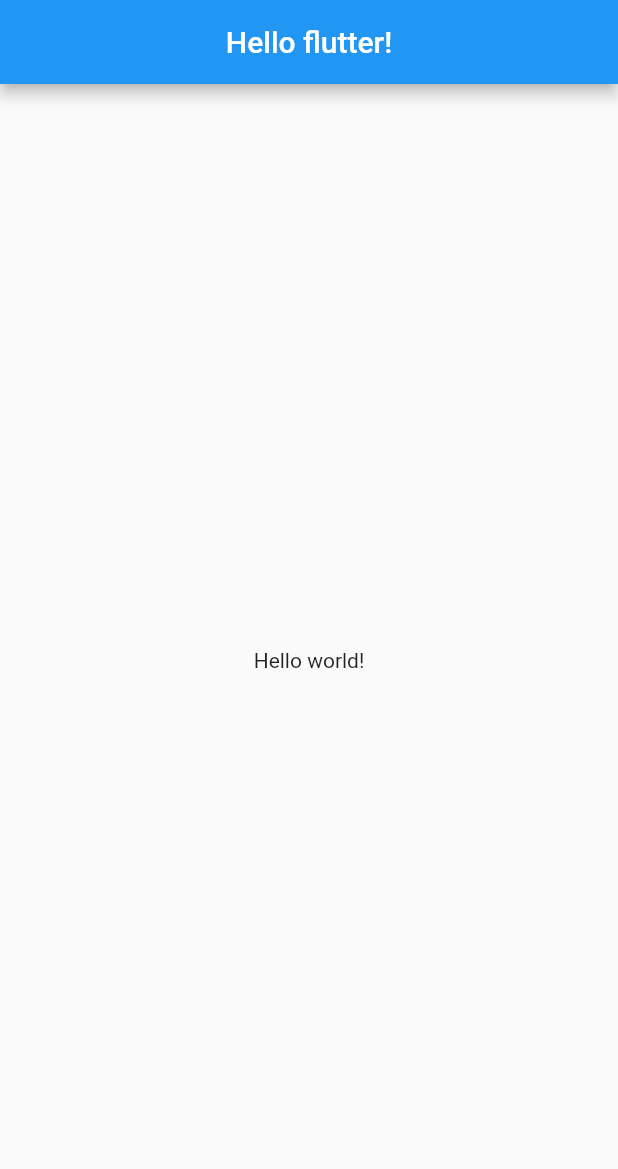
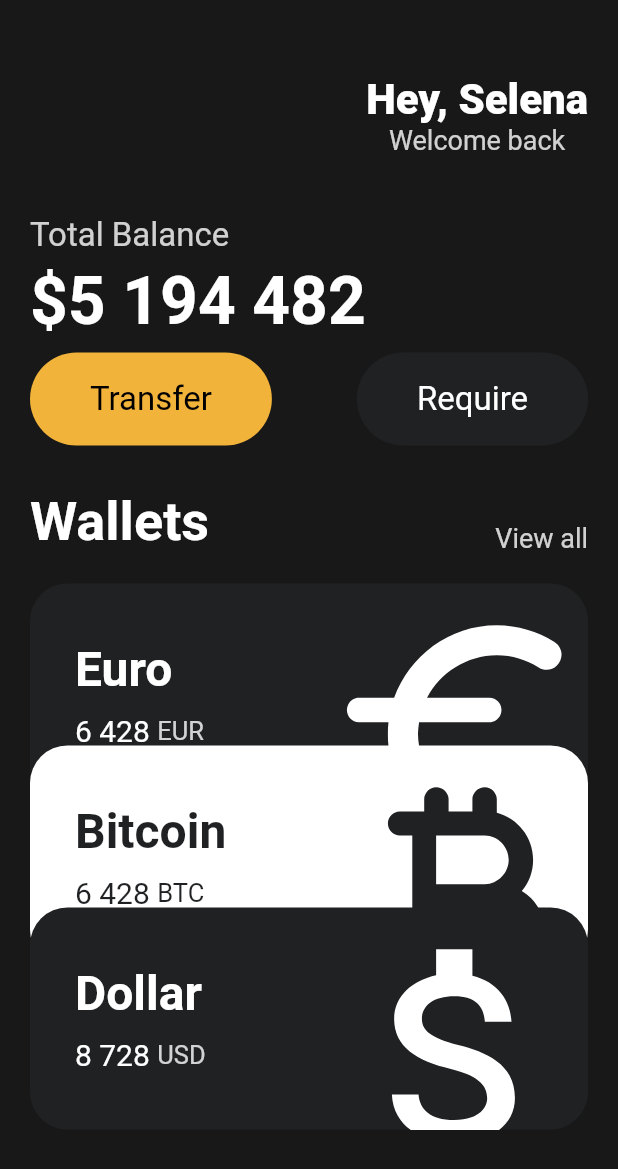
Before and after one commit to Hwang-Junsu/flutter_practice, a Flutter app: the screen it shows after launch, on a phone screen of 412 x 824 dp. Shown: the top 1169 px of the screen. Run offline on Flutter 3.47's test engine with Material 2 defaults, Android fonts, the phone set to English and light mode, and no system bars.

Commit message:
Init: Practice Flutter

```diff
--- a/lib/main.dart
+++ b/lib/main.dart
@@ -1,4 +1,6 @@
 import 'package:flutter/material.dart';
+import 'package:toonflix/widgets/Button.dart';
+import 'package:toonflix/widgets/currency_card.dart';
 
 void main() {
   runApp(App());
@@ -9,12 +11,128 @@ class App extends StatelessWidget {
   Widget build(BuildContext context) {
     return MaterialApp(
       home: Scaffold(
-        appBar: AppBar(
-          centerTitle: true,
-          title: Text('Hello flutter!'),
-        ),
-        body: Center(
-          child: Text('Hello world!'),
+        backgroundColor: const Color(0xFF181818),
+        body: SingleChildScrollView(
+          child: Padding(
+            padding: const EdgeInsets.symmetric(horizontal: 20),
+            child: Column(
+              crossAxisAlignment: CrossAxisAlignment.start,
+              children: [
+                const SizedBox(
+                  height: 50,
+                ),
+                Row(
+                  mainAxisAlignment: MainAxisAlignment.end,
+                  children: [
+                    Column(
+                      crossAxisAlignment: CrossAxisAlignment.end,
+                      children: [
+                        Column(
+                          children: const [
+                            Text(
+                              'Hey, Selena',
+                              style: TextStyle(
+                                  color: Colors.white,
+                                  fontSize: 28,
+                                  fontWeight: FontWeight.w800),
+                            ),
+                            Text(
+                              'Welcome back',
+                              style: TextStyle(
+                                  color: Color.fromRGBO(255, 255, 255, 0.8),
+                                  fontSize: 18),
+                            ),
+                          ],
+                        )
+                      ],
+                    ),
+                  ],
+                ),
+                const SizedBox(
+                  height: 40,
+                ),
+                Text('Total Balance',
+                    style: TextStyle(
+                      fontSize: 22,
+                      color: Colors.white.withOpacity(0.8),
+                    )),
+                const SizedBox(
+                  height: 5,
+                ),
+                const Text('\$5 194 482',
+                    style: TextStyle(
+                      fontSize: 44,
+                      fontWeight: FontWeight.w600,
+                      color: Colors.white,
+                    )),
+                const SizedBox(
+                  height: 8,
+                ),
+                Row(
+                  mainAxisAlignment: MainAxisAlignment.spaceBetween,
+                  children: const [
+                    Button(
+                      text: 'Transfer',
+                      bgColor: Color(0xFFF2B33A),
+                      textColor: Colors.black,
+                    ),
+                    Button(
+                      text: 'Require',
+                      bgColor: Color(0xFF1F2123),
+                      textColor: Colors.white,
+                    )
+                  ],
+                ),
+                const SizedBox(height: 30),
+                Row(
+                  mainAxisAlignment: MainAxisAlignment.spaceBetween,
+                  crossAxisAlignment: CrossAxisAlignment.end,
+                  children: [
+                    const Text(
+                      'Wallets',
+                      style: TextStyle(
+                          color: Colors.white,
+                          fontSize: 36,
+                          fontWeight: FontWeight.w600),
+                    ),
+                    Text(
+                      'View all',
+                      style: TextStyle(
+                        color: Colors.white.withOpacity(0.8),
+                        fontSize: 18,
+                      ),
+                    ),
+                  ],
+                ),
+                const SizedBox(
+                  height: 20,
+                ),
+                const CurrencyCard(
+                  name: 'Euro',
+                  code: 'EUR',
+                  amount: '6 428',
+                  icon: Icons.euro_rounded,
+                  isInverted: false,
+                ),
+                const CurrencyCard(
+                  name: 'Bitcoin',
+                  code: 'BTC',
+                  amount: '6 428',
+                  icon: Icons.currency_bitcoin_rounded,
+                  isInverted: true,
+                  offset: Offset(0, -40),
+                ),
+                const CurrencyCard(
+                  name: 'Dollar',
+                  code: 'USD',
+                  amount: '8 728',
+                  icon: Icons.attach_money_outlined,
+                  isInverted: false,
+                  offset: Offset(0, -80),
+                ),
+              ],
+            ),
+          ),
         ),
       ),
     );
--- /dev/null
+++ b/lib/widgets/button.dart
@@ -0,0 +1,32 @@
+import 'package:flutter/material.dart';
+
+class Button extends StatelessWidget {
+  final String text;
+  final Color bgColor;
+  final Color textColor;
+  const Button({
+    super.key,
+    required this.text,
+    required this.bgColor,
+    required this.textColor,
+  });
+
+  @override
+  Widget build(BuildContext context) {
+    return Container(
+      decoration: BoxDecoration(
+          color: bgColor, borderRadius: BorderRadius.circular(45)),
+      child: Padding(
+        padding: const EdgeInsets.symmetric(
+          vertical: 18,
+          horizontal: 40,
+        ),
+        child: Text(text,
+            style: TextStyle(
+              fontSize: 22,
+              color: textColor,
+            )),
+      ),
+    );
+  }
+}
--- /dev/null
+++ b/lib/widgets/currency_card.dart
@@ -0,0 +1,92 @@
+import 'package:flutter/material.dart';
+
+class CurrencyCard extends StatelessWidget {
+  final String name, code, amount;
+  final IconData icon;
+  final bool isInverted;
+  final Offset? offset;
+
+  final _blackColor = const Color(0xFF1F2123);
+
+  const CurrencyCard({
+    super.key,
+    required this.name,
+    required this.code,
+    required this.amount,
+    required this.icon,
+    required this.isInverted,
+    this.offset,
+  });
+
+  @override
+  Widget build(BuildContext context) {
+    return Transform.translate(
+      offset: offset ?? const Offset(0, 0),
+      child: Container(
+        clipBehavior: Clip.hardEdge,
+        decoration: BoxDecoration(
+          color: isInverted ? Colors.white : const Color(0xFF1F2123),
+          borderRadius: BorderRadius.circular(25),
+        ),
+        child: Padding(
+          padding: const EdgeInsets.all(30),
+          child: Row(
+            mainAxisAlignment: MainAxisAlignment.spaceBetween,
+            children: [
+              Column(
+                crossAxisAlignment: CrossAxisAlignment.start,
+                children: [
+                  Text(
+                    name,
+                    style: TextStyle(
+                      color: isInverted ? _blackColor : Colors.white,
+                      fontSize: 32,
+                      fontWeight: FontWeight.w600,
+                    ),
+                  ),
+                  const SizedBox(
+                    height: 10,
+                  ),
+                  Row(
+                    children: [
+                      Text(
+                        amount,
+                        style: TextStyle(
+                          color: isInverted ? _blackColor : Colors.white,
+                          fontSize: 20,
+                        ),
+                      ),
+                      const SizedBox(
+                        width: 5,
+                      ),
+                      Text(
+                        code,
+                        style: TextStyle(
+                          color: isInverted
+                              ? _blackColor
+                              : Colors.white.withOpacity(0.8),
+                          fontSize: 17,
+                        ),
+                      ),
+                    ],
+                  )
+                ],
+              ),
+              Transform.scale(
+                scale: 2.2,
+                child: Transform.translate(
+                  offset: const Offset(-5, 12),
+                  child: Icon(
+                    icon,
+                    color: isInverted ? _blackColor : Colors.white,
+                    size: 88,
+                  ),
+                ),
+              )
+            ],
+          ),
+        ),
+      ),
+    );
+  }
+}
```
Also changed, not shown: 2 other files.
